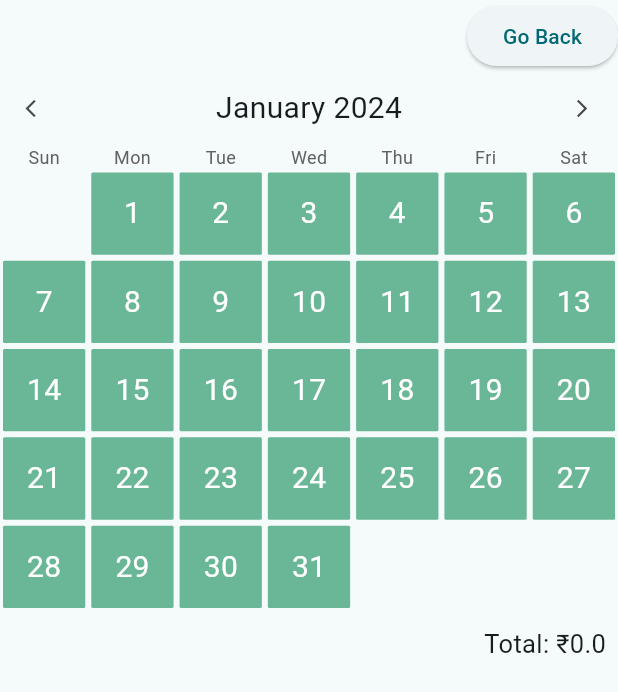
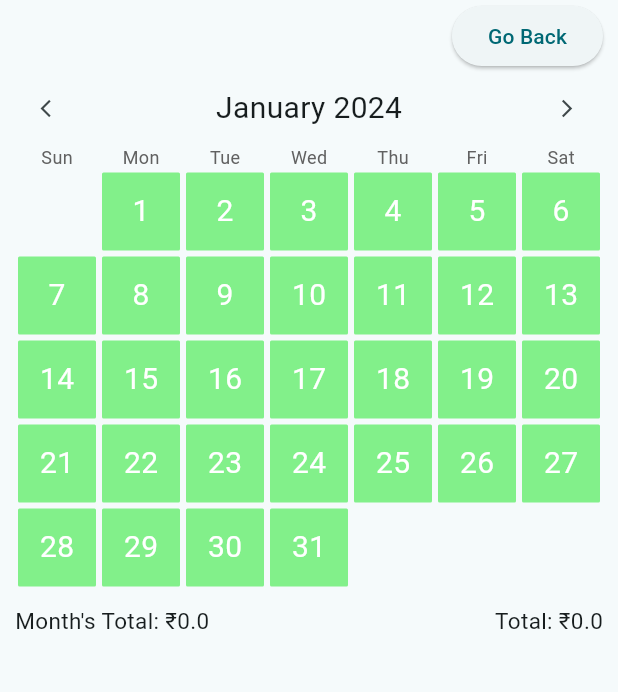
Before and after one commit to hami-r/ExpenseAppFlutter, a Flutter app: the screen it shows after launch, after a tap on the "date range" icon, on a phone screen of 412 x 824 dp. Shown: the top 692 px of the screen. Run offline on Flutter 3.47's test engine with Material 3 defaults, Android fonts, the phone set to English and light mode, and no system bars; our stand-ins replace cloud_firestore, firebase_core, fl_chart, flutter_heatmap_calendar; accounts and stored records are empty; generated files the repository leaves out were written again.

Commit message:
added months total in montly page for selected month by calendar, addeded padding and color changed for monthly page

```diff
--- a/lib/pages/monthly_page.dart
+++ b/lib/pages/monthly_page.dart
@@ -16,8 +16,11 @@ class _MonthlyPageState extends State<MonthlyPage> {
   Widget build(BuildContext context) {
     final expenseProvider = Provider.of<ExpenseProvider>(context);
     final totalExpense = expenseProvider.calculateExpenseOfSelectedDate();
+    final monthsExpense = expenseProvider.calculateExpenseOfSelectedMonth();
     return Scaffold(
       body: SafeArea(
+        child: Padding(
+          padding: const EdgeInsets.symmetric(horizontal:10.0),
           child: Column(
             crossAxisAlignment: CrossAxisAlignment.end,
             children: [
@@ -29,15 +32,19 @@ class _MonthlyPageState extends State<MonthlyPage> {
               ),
               const ExpenseHeatmapCalendar(),
               const SizedBox(height: 10,),
-            Padding(
-              padding: const EdgeInsets.symmetric(horizontal:8.0),
-              child: Text("Total: ₹$totalExpense",style: const TextStyle(fontSize: 17),),
+              Row(
+                mainAxisAlignment: MainAxisAlignment.spaceBetween,
+                children: [
+                  Text("Month's Total: ₹$monthsExpense",style: const TextStyle(fontSize: 15),),
+                  Text("Total: ₹$totalExpense",style: const TextStyle(fontSize: 15),),
+                ],
               ),
               const SizedBox(height: 10,),
               ExpenseList(expenses: expenseProvider.expensesByDate)
             ],
           ),
         ),
+      ),
     );
   }
 }
--- a/lib/providers/expense_provider.dart
+++ b/lib/providers/expense_provider.dart
@@ -8,10 +8,12 @@ class ExpenseProvider extends ChangeNotifier {
   List<Expense> _expenses = sampleExpenses;
   List<Expense> _expensesByDate = [];
   List<Expense> _expensesCurrentWeek = [];
+  List<Expense> _expensesByMonth = [];
 
   List<Expense> get expenses => _expenses;
   List<Expense> get expensesByDate => _expensesByDate;
   List<Expense> get expensesCurrentWeek => _expensesCurrentWeek;
+  List<Expense> get expensesByMonth => _expensesByMonth;
 
   Future<void> loadExpenses() async {
     try {
@@ -20,6 +22,8 @@ class ExpenseProvider extends ChangeNotifier {
       _expenses = expensesData.map((data) => Expense.fromMap(data)).toList();
       _expenses.sort((a, b) => a.dateTime.compareTo(b.dateTime));
       _expensesCurrentWeek = getExpensesForCurrentWeek();
+      getExpensesOfMonth(null);
+      getExpenseByDate(null);
       notifyListeners();
     } catch (e) {
       rethrow;
@@ -53,7 +57,8 @@ class ExpenseProvider extends ChangeNotifier {
 
   List<Expense> getExpensesForCurrentWeek() {
     DateTime now = DateTime.now();
-  DateTime startOfWeek = now.subtract(Duration(days: now.weekday==7 ? now.weekday - DateTime.sunday: now.weekday));
+    DateTime startOfWeek = now.subtract(Duration(
+        days: now.weekday == 7 ? now.weekday - DateTime.sunday : now.weekday));
     DateTime endOfWeek = startOfWeek.add(const Duration(days: 6));
     return _expenses.where((expense) {
       DateTime expenseDate = expense.dateTime;
@@ -61,10 +66,8 @@ class ExpenseProvider extends ChangeNotifier {
               expenseDate.month == startOfWeek.month &&
               expenseDate.day == startOfWeek.day ||
           (expenseDate.isAfter(startOfWeek) && expenseDate.isBefore(endOfWeek));
-
     }).toList();
   }
-
 
   Map<String, double> getWeeklyExpenseMap() {
     final currentWeekExpenses = getExpensesForCurrentWeek();
@@ -154,11 +157,28 @@ class ExpenseProvider extends ChangeNotifier {
 
   void removeExpense(Expense expense) {
     _expenses.remove(expense);
-
-    // Assuming there is a method in _firestoreService to remove an expense by dateTime
     _firestoreService.removeExpense(expense.dateTime);
-
     _expensesCurrentWeek = getExpensesForCurrentWeek();
     notifyListeners();
   }
+
+  void getExpensesOfMonth(DateTime? date) {
+    date ??= DateTime.now();
+    DateTime startOfMonth = DateTime(date.year, date.month, 1);
+    DateTime endOfMonth = DateTime(date.year, date.month + 1, 1)
+        .subtract(const Duration(days: 1));
+    _expensesByMonth = _expenses
+        .where((expense) =>
+            expense.dateTime.isAfter(startOfMonth) &&
+            expense.dateTime.isBefore(endOfMonth))
+        .toList();
+    notifyListeners();
   }
+
+  double calculateExpenseOfSelectedMonth() {
+    double totalMonthlyExpense = _expensesByMonth
+        .map((expense) => expense.amount ?? 0.0)
+        .fold(0, (previous, current) => previous + current);
+    return totalMonthlyExpense;
+  }
+}
--- a/lib/widgets/add_expense_dialog.dart
+++ b/lib/widgets/add_expense_dialog.dart
@@ -95,6 +95,7 @@ class _AddExpenseDialogState extends State<AddExpenseDialog> {
             expenseProvider.calculateExpenseOfToday();
             expenseProvider.getExpenseByDate(null);
             expenseProvider.calculateExpenseOfSelectedDate();
+            expenseProvider.getExpensesOfMonth(null);
             Navigator.of(context).pop();
           },
           child: const Text("Save"),
--- a/lib/widgets/expense_heatmap_calender.dart
+++ b/lib/widgets/expense_heatmap_calender.dart
@@ -16,7 +16,7 @@ class _ExpenseHeatmapCalendarState extends State<ExpenseHeatmapCalendar> {
   Widget build(BuildContext context) {
     final expenseProvider = Provider.of<ExpenseProvider>(context);
     return HeatMapCalendar(
-      defaultColor: const Color.fromARGB(255, 105, 183, 151),
+      defaultColor: Color.fromARGB(255, 130, 240, 138),
       borderRadius: 1,
       flexible: true,
       colorMode: ColorMode.color,
@@ -43,6 +43,8 @@ class _ExpenseHeatmapCalendarState extends State<ExpenseHeatmapCalendar> {
         setState(() {
           date = value;
         });
+        expenseProvider.getExpensesOfMonth(value);
+
       },
     );
   }
```
Lines whose indentation alone changed are shown as unchanged.
